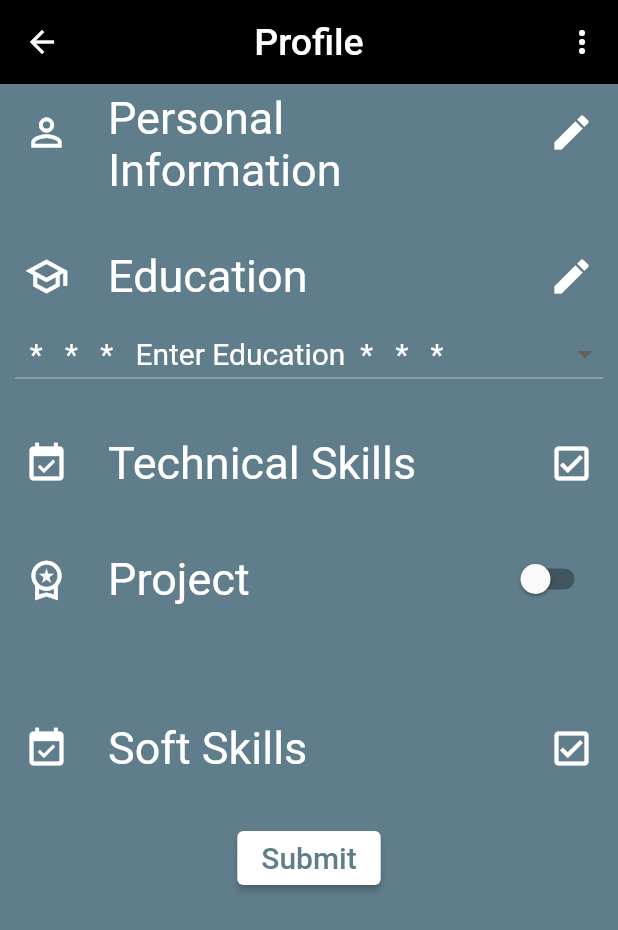
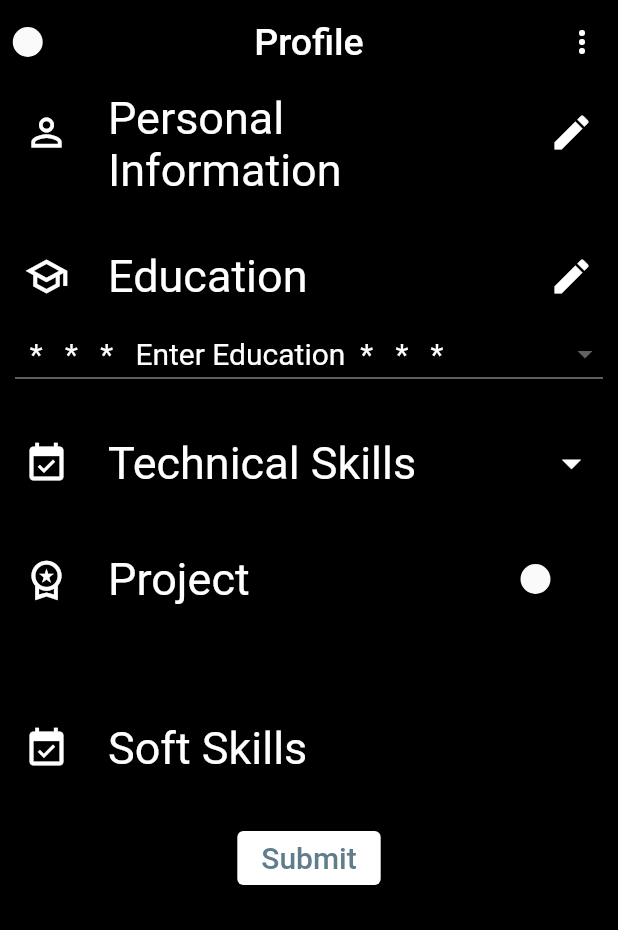
Before and after one commit to VivekTailor19/resume_builder, a Flutter app: the Profile screen opened by its route, on a phone screen of 412 x 824 dp. Shown: the top 930 px of the screen. Run offline on Flutter 3.47's test engine with Material 2 defaults, Android fonts, the phone set to English and light mode, and no system bars.

Commit message:
using flutter built resume

```diff
--- a/lib/profile.dart
+++ b/lib/profile.dart
@@ -19,15 +19,37 @@ class _ProfileState extends State<Profile> {
   ];
   List techselect = [false, false, false, false, false];
   bool project = false;
+  bool mode = false;
   String? eduSel;
+
+  bool demo = false;
+  Color light = Colors.brown.shade500;
+  Color dark = Colors.black;
+  Color c1=Colors.black;
+
 
   @override
   Widget build(BuildContext context) {
     return SafeArea(
       child: Scaffold(
-        backgroundColor: Colors.blueGrey,
+        backgroundColor: c1,
         appBar: AppBar(
-          backgroundColor: Colors.black,
+          backgroundColor: c1,
+          leading: Switch(value: mode, onChanged: (value) {
+            setState(() {
+              mode = value;
+              if( mode == false )
+              {
+                c1 = light;
+              }
+              else
+              {
+                c1 = dark;
+              }
+
+            });
+          }, activeColor: Colors.white,),
+
           title: Text(
             "Profile",
             style: TextStyle(color: Colors.white, fontSize: 25),
@@ -72,7 +94,7 @@ class _ProfileState extends State<Profile> {
                 children: [
                   Padding(
                     padding: EdgeInsets.only(left: 8, right: 8.0, top: 15),
-                    child: TextField(
+                    child: TextField(textInputAction: TextInputAction.next,
                       style: TextStyle(color: Colors.white),
                       decoration: InputDecoration(
                           focusedBorder: OutlineInputBorder(
@@ -191,11 +213,34 @@ class _ProfileState extends State<Profile> {
                   "Technical Skills",
                   style: TextStyle(fontSize: 30, color: Colors.white),
                 ),
-                trailing: Icon(
-                  Icons.check_box_outlined,
+                trailing:
+                InkWell(
+                  onTap: () {
+                    setState(() {
+                      if(demo==false)
+                        {
+                          demo=true;
+                        }
+                      else
+                        {
+                          demo=false;
+                        }
+                    });
+                  },
+                  child: demo==false?Icon(
+                    Icons.arrow_drop_down,
+                    size: 30,
+                    color: Colors.white,
+                  ):Icon(
+                    Icons.arrow_drop_up,
                     size: 30,
                     color: Colors.white,
                   ),
+                ),
+                children: [
+                 Visibility(
+                   visible: demo,
+                   child: Column(
                      children: [
                        CheckboxListTile(value: techselect[0],
                          onChanged: (value) {
@@ -252,6 +297,9 @@ class _ProfileState extends State<Profile> {
                          activeColor: Colors.white,
                          title: Text("${techSkill[4]}",
                            style: TextStyle(fontSize: 20, color: Colors.white),),),
+                     ],
+                   ),
+                 )
                 ],
               ),
 
@@ -319,11 +367,7 @@ class _ProfileState extends State<Profile> {
                   "Soft Skills",
                   style: TextStyle(fontSize: 30, color: Colors.white),
                 ),
-                trailing: Icon(
-                  Icons.check_box_outlined,
-                  size: 30,
-                  color: Colors.white,
-                ),
+
                 children: [
                   CheckboxListTile(value: techselect[0],
                     onChanged: (value) {
```
Lines whose indentation alone changed are shown as unchanged.
